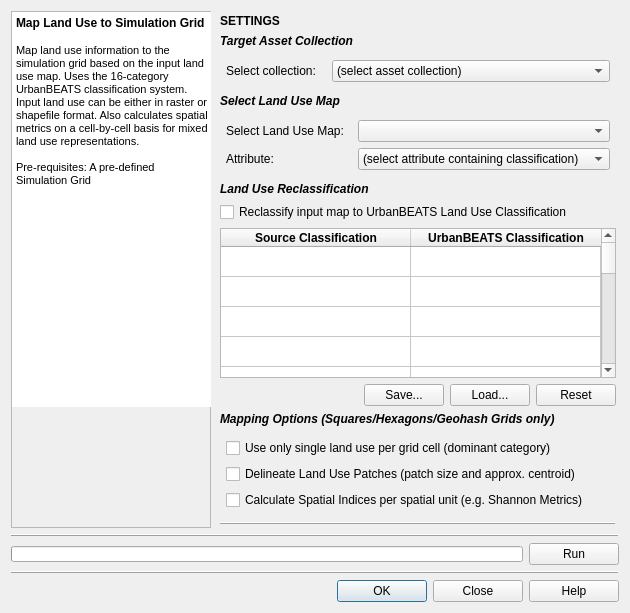
This is gui/mods_master_guis/mod_landuse_import.ui in petermbach/urbanbeats-pss as Qt 5 draws it before an edit. The edited form follows.
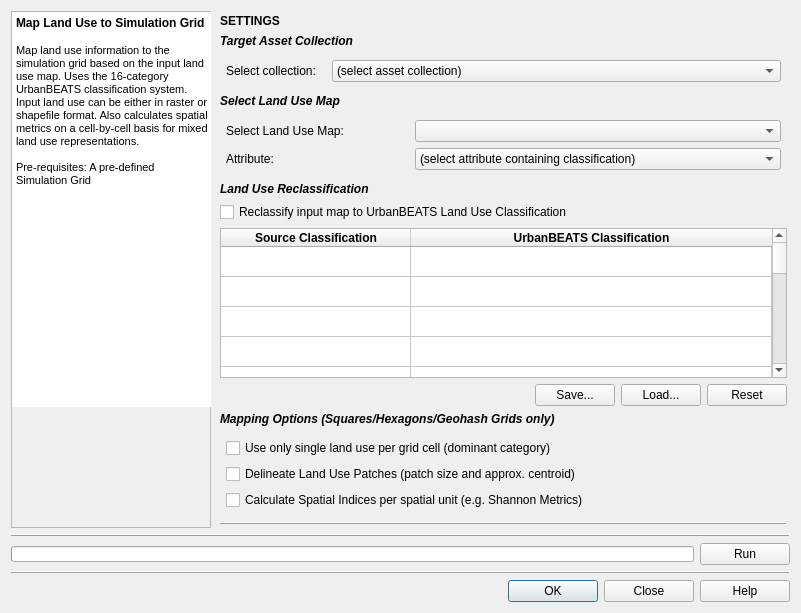
This is the edited form. Icons and pictures are not drawn.

Commit message: Linked up the land use GUI functionality including the reclassification table (for shapefiles only currently).

What changed in the file:
```diff
--- a/gui/mods_master_guis/mod_landuse_import.ui
+++ b/gui/mods_master_guis/mod_landuse_import.ui
@@ -6,7 +6,7 @@
    <rect>
     <x>0</x>
     <y>0</y>
-    <width>630</width>
+    <width>801</width>
     <height>599</height>
    </rect>
   </property>
```
The commit also changes 4 other files.
